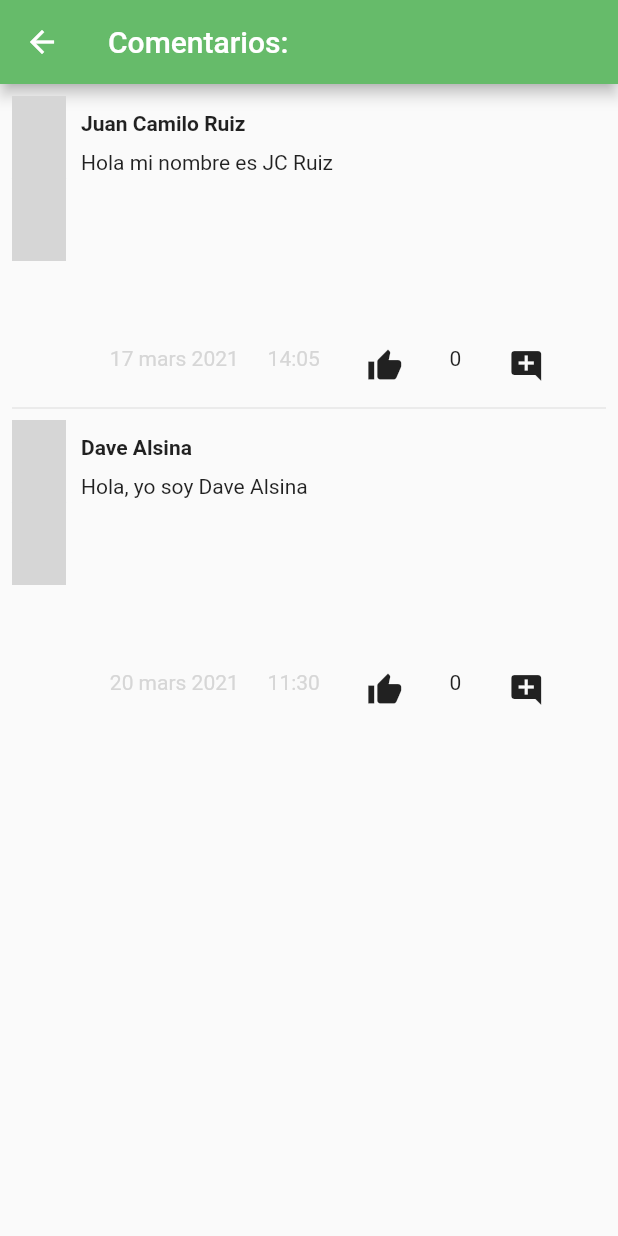
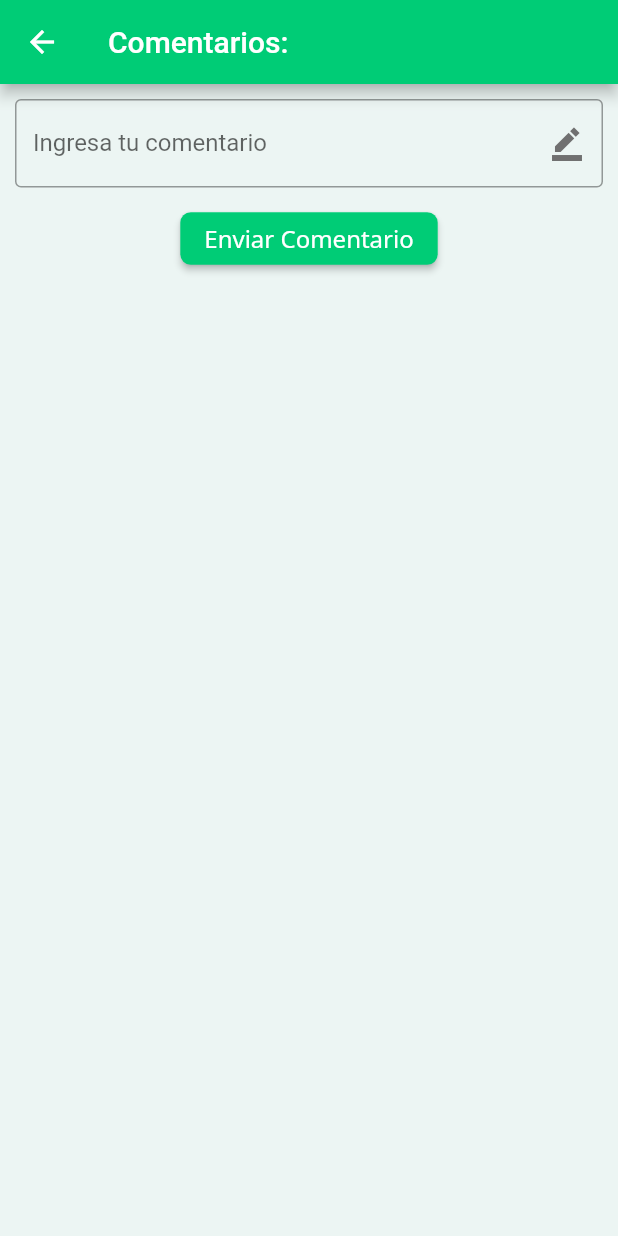
Before and after one commit to DaveAlsina/agro_a_la_mano, a Flutter app: the ComentariosPage screen opened by its route, on a phone screen of 412 x 824 dp. Run offline on Flutter 3.47's test engine with Material 2 defaults, Android fonts, the phone set to English and light mode, and no system bars; our stand-ins replace cloud_firestore, file_picker, firebase_auth, firebase_core, firebase_storage, get and 1 more; accounts and stored records are empty; Roboto replaces fonts that are missing (Noto Sans); grey boxes are pictures that could not be loaded.

Commit message:
nuevas caracterísiticas añadidas

```diff
--- /dev/null
+++ b/agro_a_la_mano_dev/lib/controllers/feed_controller.dart
@@ -0,0 +1,72 @@
+import 'package:agro_a_la_mano_dev/controllers/authentication_controller.dart';
+import 'package:agro_a_la_mano_dev/data/repositories/models/question_model.dart';
+import 'package:agro_a_la_mano_dev/services/database.dart';
+import 'package:get/get.dart';
+
+class FeedController extends GetxController {
+  AuthenticationController _authController = Get.find();
+  late DatabaseService databaseService;
+
+  //Variables observables
+  var _feedList = <dynamic>[].obs;
+  var currentQuestionIdx = [-1].obs;
+  var _idUserList = [];
+
+  List<dynamic> questionComments = [];
+
+
+  QuestionModel get currentQuestionInfo => this._feedList[this.currentQuestionIdx[0]];
+
+  FeedController() {
+    init();
+  }
+
+  List<dynamic> get feedList => _feedList;
+  List get namesList => _idUserList;
+//============================FUNCTIONS======================
+  void init() async {
+
+    await getFeedQuestions();
+    for (var post in _feedList) {
+      await getUserNameById(post);
+    }
+  }
+
+  Future getFeedQuestions() async {
+    String uid = _authController.uid;
+    _feedList.value = await DatabaseService(uid: uid).getFeedQuestions();
+  }
+
+  Future getUserNameById(dynamic post) async {
+    List<String> list =
+    await _authController.getUserInfoById(post.usuarioEnvia);
+    String name = list[0];
+    _idUserList.add(name);
+  }
+
+
+  void changeCurrentQuestionIdx(int idx) async{
+    currentQuestionIdx[0] = idx;
+    questionComments = await getCommentsFromMessage(this.currentQuestionInfo.id);
+    databaseService = DatabaseService(uid: _authController.uid);
+
+    List<dynamic> completeQuestionComments = [];
+
+    for (dynamic comment in questionComments){
+      comment["username"] = await databaseService.getUserDataById(comment["usuarioResponde"]);
+      comment["username"] = comment["username"][0];
+      completeQuestionComments.add(comment);
+    }
+
+    questionComments = completeQuestionComments;
+    refresh();
+  }
+
+  Future<List<dynamic>> getCommentsFromMessage(String messageId)async{
+    String uid = _authController.uid;
+    return await DatabaseService(uid: uid).getCommentsFromMessage(messageId);
+  }
+
+
+
+}
--- a/agro_a_la_mano_dev/lib/data/repositories/models/question_model.dart
+++ b/agro_a_la_mano_dev/lib/data/repositories/models/question_model.dart
@@ -1,5 +1,6 @@
 class QuestionModel {
   final String id;
+  final String usuarioEnvia;
   final String question;
   final String details;
   final String theme;
@@ -8,6 +9,7 @@ class QuestionModel {
 
   QuestionModel(
       {required this.id,
+        required this.usuarioEnvia,
         required this.question,
         required this.details,
         required this.theme,
--- a/agro_a_la_mano_dev/lib/main.dart
+++ b/agro_a_la_mano_dev/lib/main.dart
@@ -1,6 +1,7 @@
 //paquetes de las páginas implementadas
 import 'package:agro_a_la_mano_dev/controllers/files_controller.dart';
 import 'package:agro_a_la_mano_dev/pages/comentarios_page.dart';
+import 'package:agro_a_la_mano_dev/pages/feed_page.dart';
 import 'package:agro_a_la_mano_dev/pages/home_page.dart';
 import 'package:agro_a_la_mano_dev/pages/login_page.dart';
 import 'package:agro_a_la_mano_dev/pages/post_page.dart';
@@ -73,6 +74,11 @@ void main() async {
         page: () => ProfilePage(),
         transition: Transition.leftToRight,
       ),
+      GetPage(
+          name: '/FeedPage',
+          page: () => FeedPage(),
+          transition: Transition.cupertino
+      )
     ],
   ));
 }
--- a/agro_a_la_mano_dev/lib/pages/comentarios_page.dart
+++ b/agro_a_la_mano_dev/lib/pages/comentarios_page.dart
@@ -1,62 +1,138 @@
+import 'dart:developer';
+
+import 'package:agro_a_la_mano_dev/controllers/feed_controller.dart';
+import 'package:agro_a_la_mano_dev/controllers/messages_controller.dart';
+import 'package:agro_a_la_mano_dev/widgets/post_box.dart';
 import 'package:flutter/material.dart';
 import 'package:agro_a_la_mano_dev/widgets/comment_box.dart';
+
+//estilos y colores
+import 'package:agro_a_la_mano_dev/stylingConstants/color_constants.dart'
+as colorCons;
+
+import 'package:agro_a_la_mano_dev/stylingConstants/textStyle_constants.dart'
+as textCons;
+import 'package:get/get.dart';
 
 Color verde = Colors.green[400]!;
 Color gris = Colors.grey[350]!;
 
-class ComentariosPage extends StatefulWidget {
-  const ComentariosPage({Key? key}) : super(key: key);
+
+class ComentariosPage extends StatelessWidget {
+
+
+  HistoryController historyController = Get.find();
+  FeedController feedController = Get.find();
+
+  final formKey = GlobalKey<FormState>();
+  final responseController = TextEditingController();
+
 
   @override
-  _ComentariosPageState createState() => _ComentariosPageState();
+  Widget build(BuildContext context) {
+
+    return Scaffold(
+      backgroundColor: colorCons.BACKGROUND_COLOR,
+      appBar: AppBar(
+          backgroundColor: colorCons.GREEN_BUTTON_COLOR,
+          title: Text("Comentarios:")),
+      body: Column(
+        children: <Widget>[
+
+          Form(
+            key: formKey,
+            child: Column(
+              children: <Widget>[
+
+                Container(padding: EdgeInsets.all(10),
+                  child: buildResponseBox(),
+                ),
+
+                MaterialButton(
+                    minWidth: 150.0,
+                    height: 35,
+                    color: colorCons.GREEN_BUTTON_COLOR,
+                    textColor: Colors.white,
+                    shape: RoundedRectangleBorder(
+                        borderRadius: BorderRadius.circular(7)),
+                    child: Text(
+                      'Enviar Comentario',
+                      style: TextStyle(
+                          fontFamily: textCons.TEXT_FONT_CONST,
+                          fontSize: 16),
+                    ),
+                    onPressed: ()async{
+
+                      final form = formKey.currentState;
+                      form!.save();
+                      if (form.validate()) {
+                        log("Comentario valido");
+                         historyController.saveResponseQuestion(feedController.currentQuestionInfo.id,
+                                                          responseController.text);
+                      }
+                    }
+                ),
+
+              ],
+            ),
+          ),
+
+        Expanded(
+          child: ListView.builder(
+              itemCount: feedController.questionComments.length,
+              itemBuilder: (BuildContext context, int idx){
+                return ListTile(
+                  title: Text(feedController.questionComments[idx]["respuesta"] + "\n" + feedController.questionComments[idx]["username"]),
+                );
+              }
+          ),
+        ),
+
+
+        ],
+      ),
+    );
   }
 
-// Aqui se debe hacer un query a los comentarios asociados a este post
-class _ComentariosPageState extends State<ComentariosPage> {
-  List<String> nombres = ["Juan Camilo Ruiz", "Dave Alsina"];
-  List<bool> havePhoto = [false, false];
-  List<String> contenidos = [
-    "Hola mi nombre es JC Ruiz",
-    "Hola, yo soy Dave Alsina"
-  ];
-  List<int> likesPorComentario = [0, 0];
-  List<int> nRespPorComentario = [0, 0];
-  List<String> codigos = ["C1", "C2"];
-  List<String> fechas = ["17 mars 2021", "20 mars 2021"];
-  List<String> horas = ["14:05", "11:30"];
-  @override
-  Widget build(BuildContext context) {
-    // Es necesario lista de Widgets
-    List<Widget> listaComentarios = [];
-    for (var i = 0; i < nombres.length; i++) {
-      listaComentarios.add(CommentBox(
-          nombres[i],
-          havePhoto[i],
-          contenidos[i],
-          likesPorComentario[i],
-          nRespPorComentario[i],
-          codigos[i],
-          fechas[i],
-          horas[i]));
+
+  Widget buildResponseBox() => TextFormField(
+    controller: responseController,
+    decoration: InputDecoration(
+      labelText: "Ingresa tu comentario",
+      border: OutlineInputBorder(),
+      suffixIcon: Icon(
+        Icons.border_color_sharp,
+        color: colorCons.GREY_LETTERS_COLOR,
+      ),
+    ),
+
+    validator: (value){
+      value = value!.trim();
+      if(value == '') {
+        return 'No hay mensaje que enviar';
+      }else{
+        return null;
       }
-    return Scaffold(
-        appBar: AppBar(backgroundColor: verde, title: Text("Comentarios:")),
-        body: ListView.separated(
+
+    },
+
+  );
+
+
+}
+
+/*
+
+                  ListView.separated(
                     padding: const EdgeInsets.all(8),
                     separatorBuilder: (BuildContext context, int index) =>
                     const Divider(),
-          itemCount: nombres.length,
+                    itemCount: 1,
                     itemBuilder: (BuildContext context, int index) {
-            return CommentBox(
-                nombres[index],
-                havePhoto[index],
-                contenidos[index],
-                likesPorComentario[index],
-                nRespPorComentario[index],
-                codigos[index],
-                fechas[index],
-                horas[index]);
+                      return PostBox("", "", "", "", "haytema");
                 },
-        ));
-  }
-}
+              )
+
+
+
+ */
--- a/agro_a_la_mano_dev/lib/widgets/comment_box.dart
+++ b/agro_a_la_mano_dev/lib/widgets/comment_box.dart
@@ -6,17 +6,12 @@ import 'package:flutter/material.dart';
 class CommentBox extends StatelessWidget {
   // De esta forma puede entrar cualquier argumento a la clase
   @override
-  CommentBox(this.autor, this.hasPhoto, this.contenido, this.nLikes,
-      this.nRespuestas, this.id, this.fecha, this.hora);
+  CommentBox(this.autor, this.contenido, this.nLikes, this.id);
 
   final String autor;
-  final bool hasPhoto;
   final String contenido;
   final int nLikes;
-  final nRespuestas;
   final String id; // identificador unico del comentario
-  final String fecha;
-  final String hora;
 
   @override
   Widget build(BuildContext context) {
@@ -74,18 +69,11 @@ class CommentBox extends StatelessWidget {
                                 mainAxisAlignment:
                                     MainAxisAlignment.spaceEvenly,
                                 children: [
-                                  Text(this.fecha,
-                                      style: TextStyle(
-                                        color: Colors.grey[350],
-                                      )),
-                                  Text(this.hora,
-                                      style: TextStyle(
-                                        color: Colors.grey[350],
-                                      )),
                                   IconButton(
                                       onPressed: () {},
                                       icon: Icon(Icons.thumb_up)),
                                   Text(this.nLikes.toString()),
+
                                   IconButton(
                                       onPressed: () {},
                                       icon: Icon(Icons.add_comment))
--- a/agro_a_la_mano_dev/lib/widgets/customBottomNavBar.dart
+++ b/agro_a_la_mano_dev/lib/widgets/customBottomNavBar.dart
@@ -27,7 +27,9 @@ class CustomBottomNavBar extends StatelessWidget {
               Icons.explore_outlined,
               color: colorCons.GREY_LETTERS_COLOR,
             ),
-            onPressed: () {},
+            onPressed: () {
+              Get.toNamed('/FeedPage');
+            },
           ),
           Spacer(),
           IconButton(
```
Also changed, not shown: agro_a_la_mano_dev/lib/controllers/authentication_controller.dart (+13 -0 lines), agro_a_la_mano_dev/lib/controllers/messages_controller.dart (+20 -22 lines), agro_a_la_mano_dev/lib/pages/feed_page.dart (added, +96 -0 lines), agro_a_la_mano_dev/lib/services/database.dart (+97 -22 lines), agro_a_la_mano_dev/lib/widgets/post_box.dart (added, +137 -0 lines). Lines whose indentation alone changed are shown as unchanged.
